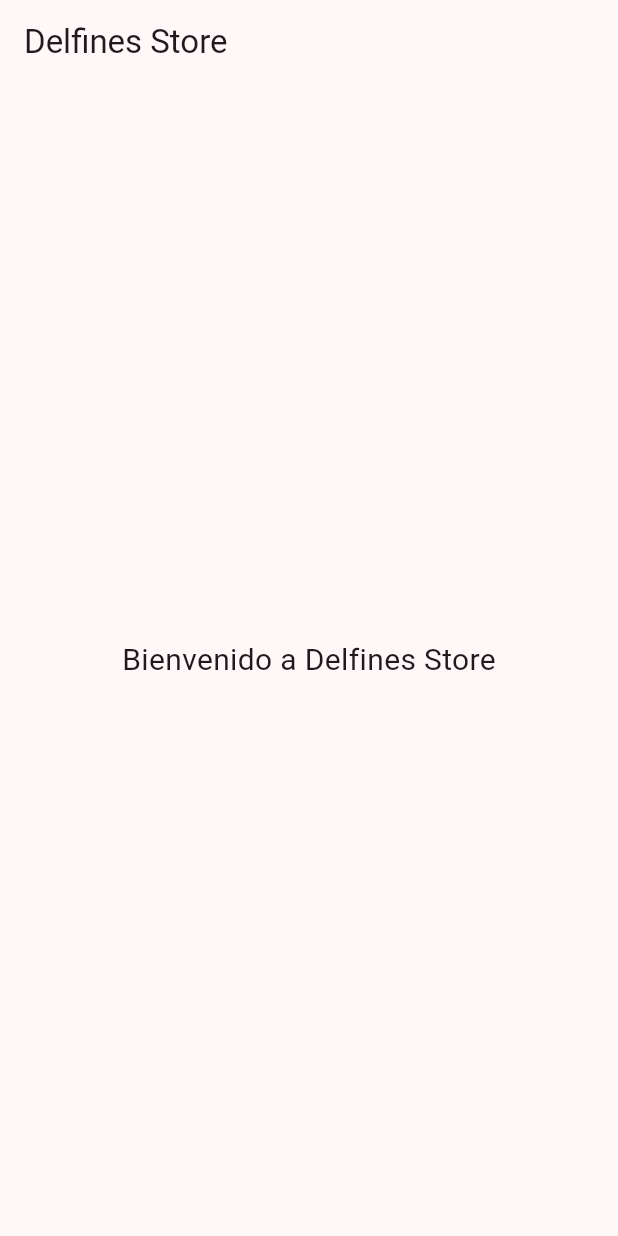
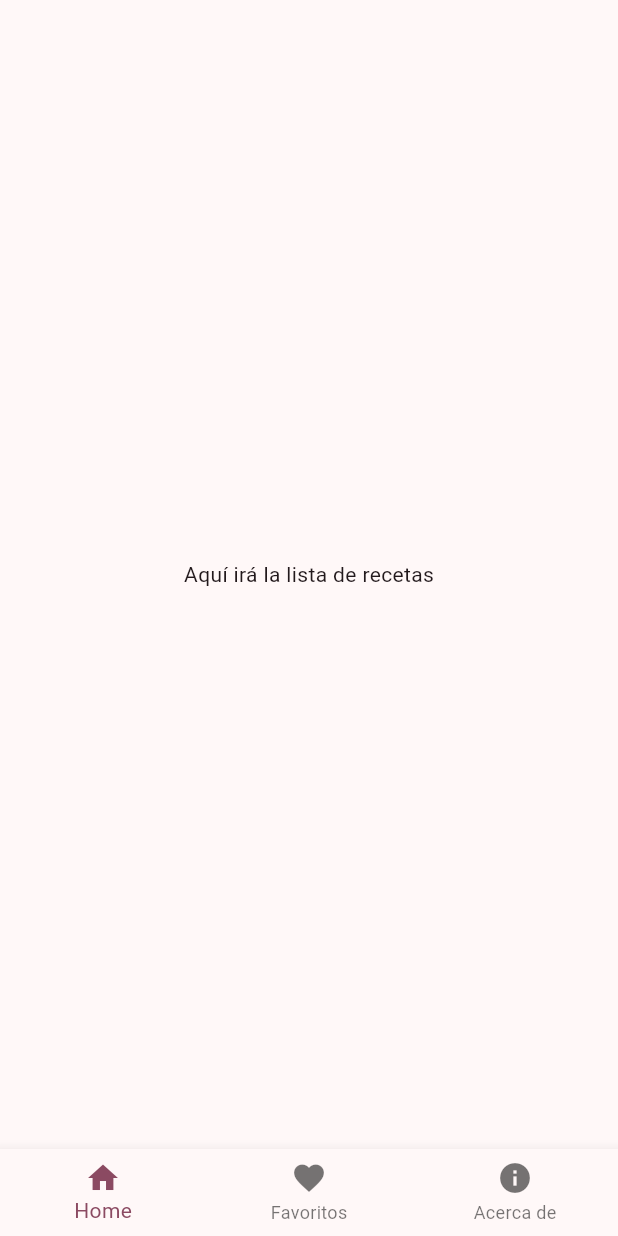
Before and after one commit to susancortes/02-dam-CKBDVCK, a Flutter app: the screen it shows after launch, on a phone screen of 412 x 824 dp. Run offline on Flutter 3.47's test engine with Material 3 defaults, Android fonts, the phone set to English and light mode, and no system bars.

Commit message:
feat: implementa scaffold base y bottom navigation bar

```diff
--- /dev/null
+++ b/lib/screens/home_screen.dart
@@ -0,0 +1,14 @@
+import 'package:flutter/material.dart';
+
+/// Pestaña Home. Por ahora es un cascarón: Dev 4 agrega el título y el FAB,
+/// y Dev 6 conecta la lista de recetas con FutureBuilder.
+class HomeScreen extends StatelessWidget {
+  const HomeScreen({super.key});
+
+  @override
+  Widget build(BuildContext context) {
+    return const Scaffold(
+      body: Center(child: Text('Aquí irá la lista de recetas')),
+    );
+  }
+}
--- a/lib/screens/main_screen.dart
+++ b/lib/screens/main_screen.dart
@@ -1,17 +1,48 @@
+import 'package:app_gastro/screens/acerca_de_screen.dart';
+import 'package:app_gastro/screens/favoritos_screen.dart';
+import 'package:app_gastro/screens/home_screen.dart';
 import 'package:flutter/material.dart';
 
-class MainScreen extends StatelessWidget {
+/// Pantalla principal: contiene el Scaffold base y la barra de navegación
+/// inferior para cambiar entre Home, Favoritos y Acerca de.
+class MainScreen extends StatefulWidget {
   const MainScreen({super.key});
+
+  @override
+  State<MainScreen> createState() => _MainScreenState();
+}
+
+class _MainScreenState extends State<MainScreen> {
+  int _indiceActual = 0;
+
+  // Agregar o reemplazar pantallas conforme las terminen los demás integrantes.
+  final List<Widget> _pantallas = const [
+    HomeScreen(),
+    FavoritosScreen(),
+    AcercaDeScreen(),
+  ];
+
+  void _cambiarPantalla(int indice) {
+    setState(() {
+      _indiceActual = indice;
+    });
+  }
 
   @override
   Widget build(BuildContext context) {
     return Scaffold(
-      appBar: AppBar(title: const Text('Delfines Store')),
-      body: const Center(
-        child: Text(
-          'Bienvenido a Delfines Store',
-          style: TextStyle(fontSize: 20),
-        ),
+      body: IndexedStack(index: _indiceActual, children: _pantallas),
+      bottomNavigationBar: BottomNavigationBar(
+        currentIndex: _indiceActual,
+        onTap: _cambiarPantalla,
+        items: const [
+          BottomNavigationBarItem(icon: Icon(Icons.home), label: 'Home'),
+          BottomNavigationBarItem(
+            icon: Icon(Icons.favorite),
+            label: 'Favoritos',
+          ),
+          BottomNavigationBarItem(icon: Icon(Icons.info), label: 'Acerca de'),
+        ],
       ),
     );
   }
```
Also changed, not shown: lib/screens/acerca_de_screen.dart (added, +14 -0 lines), lib/screens/favoritos_screen.dart (added, +13 -0 lines), 1 other file.
